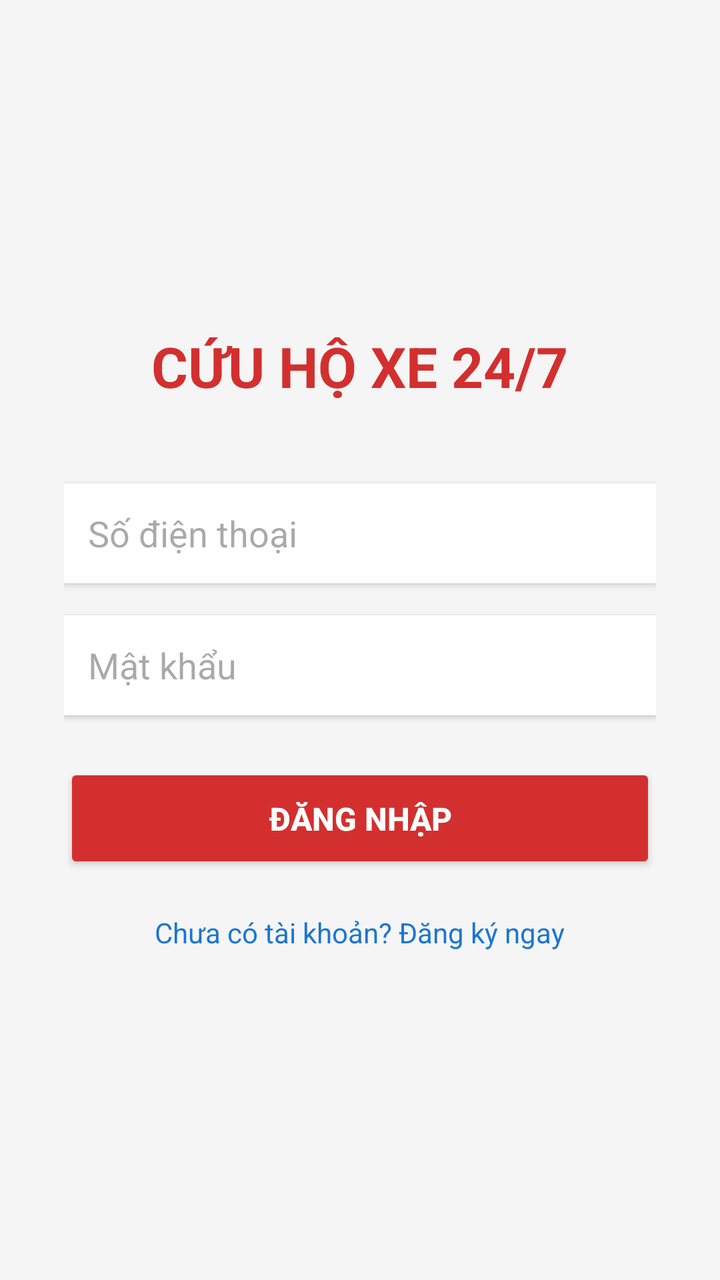
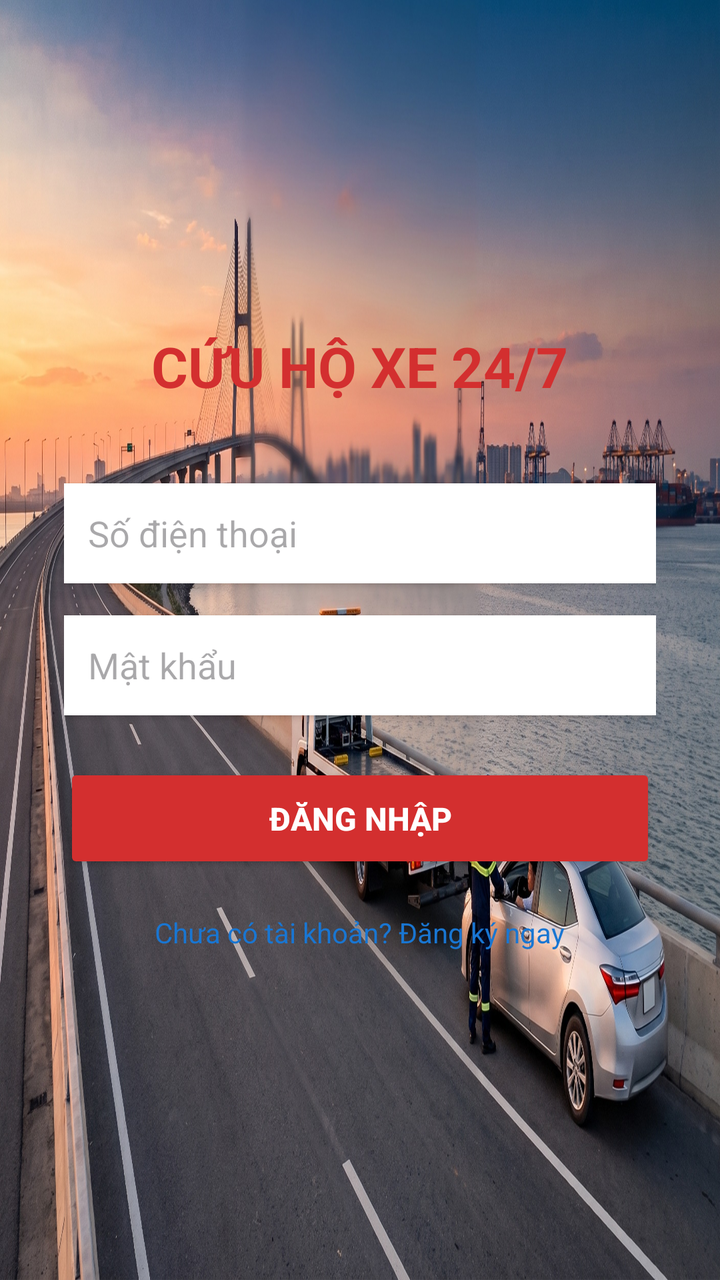

Compare the two renders of this Android layout. The source of the first and the diff that turns it into the second are given below.
<!-- AndroidManifest.xml: application theme Theme.Appfirst -->
<!-- res/layout/activity_main.xml -->
<?xml version="1.0" encoding="utf-8"?>
<LinearLayout xmlns:android="http://schemas.android.com/apk/res/android"
    android:layout_width="match_parent"
    android:layout_height="match_parent"
    android:orientation="vertical"
    android:padding="32dp"
    android:gravity="center"
    android:background="#F5F5F5">

    <TextView
        android:layout_width="wrap_content"
        android:layout_height="wrap_content"
        android:text="CỨU HỘ XE 24/7"
        android:textSize="28sp"
        android:textStyle="bold"
        android:textColor="#D32F2F"
        android:layout_marginBottom="40dp"/>

    <EditText
        android:id="@+id/edtPhone"
        android:layout_width="match_parent"
        android:layout_height="50dp"
        android:hint="Số điện thoại"
        android:inputType="phone"
        android:background="#FFFFFF"
        android:padding="12dp"
        android:layout_marginBottom="16dp"
        android:elevation="2dp"/>

    <EditText
        android:id="@+id/edtPassword"
        android:layout_width="match_parent"
        android:layout_height="50dp"
        android:hint="Mật khẩu"
        android:inputType="textPassword"
        android:background="#FFFFFF"
        android:padding="12dp"
        android:layout_marginBottom="24dp"
        android:elevation="2dp"/>

    <Button
        android:id="@+id/btnLogin"
        android:layout_width="match_parent"
        android:layout_height="55dp"
        android:text="ĐĂNG NHẬP"
        android:textSize="16sp"
        android:textStyle="bold"
        android:backgroundTint="#D32F2F"
        android:textColor="#FFFFFF"/>

    <TextView
        android:id="@+id/tvRegister"
        android:layout_width="wrap_content"
        android:layout_height="wrap_content"
        android:text="Chưa có tài khoản? Đăng ký ngay"
        android:textColor="#1976D2"
        android:layout_marginTop="20dp"
        android:clickable="true"
        android:focusable="true"/>

</LinearLayout>
<!-- resources referenced by this layout -->
<resources>
  <style name="Theme.Appfirst" parent="Base.Theme.Appfirst" />
  <style name="Base.Theme.Appfirst" parent="Theme.Material3.DayNight.NoActionBar">
          
          
      </style>
</resources>

<!-- the commit's change to res/layout/activity_main.xml (unified diff, before → after) -->
@@ -5,7 +5,7 @@
     android:orientation="vertical"
     android:padding="32dp"
     android:gravity="center"
-    android:background="#F5F5F5">
+    android:background="@drawable/bg_login">
 
     <TextView
         android:layout_width="wrap_content"
<!-- resource entries referenced after the edit -->
@@ -1,5 +1,6 @@
 <!-- resources referenced by this layout -->
 <resources>
+  <!-- drawable bg_login: jpg bitmap (drawable, 1001112 bytes) -->
   <style name="Theme.Appfirst" parent="Base.Theme.Appfirst" />
   <style name="Base.Theme.Appfirst" parent="Theme.Material3.DayNight.NoActionBar">
           
